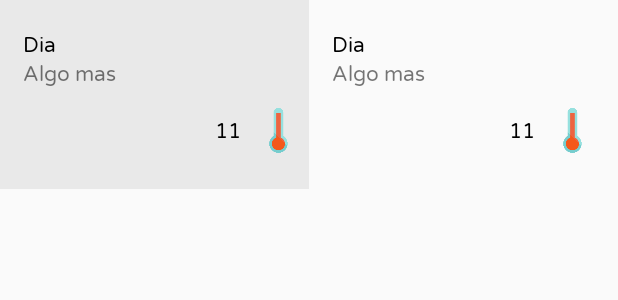
After one commit to JamesJose7/DataVisualizerTester, an Android app: the layout more_info_temp_compare_list_item.xml on its own in the app's theme, with its tools: preview values and no code run, on a phone screen of 412 x 824 dp. The commit adds this screen. Shown: the top 300 px of the screen. Run offline under Robolectric (Android 15) with nearby library versions, the phone set to English and light mode, and no system bars.

Commit message:
Added recycler view for more info on day comparisson graph

```diff
--- /dev/null
+++ b/app/src/main/res/layout/more_info_temp_compare_list_item.xml
@@ -0,0 +1,153 @@
+<?xml version="1.0" encoding="utf-8"?>
+<LinearLayout
+    xmlns:android="http://schemas.android.com/apk/res/android"
+    android:layout_width="match_parent"
+    android:layout_height="wrap_content"
+    android:orientation="horizontal"
+    android:weightSum="2">
+
+    <RelativeLayout
+        android:id="@+id/day1_container"
+        android:layout_width="match_parent"
+        android:layout_height="wrap_content"
+        android:orientation="horizontal"
+        android:layout_weight="1"
+        android:background="#55c5c5c5"
+        android:paddingTop="20dp"
+        android:paddingBottom="20dp"
+        android:paddingStart="15dp"
+        android:paddingEnd="5dp">
+
+        <LinearLayout
+            android:id="@+id/day1_description_container"
+            android:layout_width="match_parent"
+            android:layout_height="wrap_content"
+            android:orientation="vertical"
+            android:layout_marginBottom="9dp">
+
+            <TextView
+                android:id="@+id/temp_item_main_description"
+                android:layout_width="wrap_content"
+                android:layout_height="wrap_content"
+                android:textColor="#000"
+                android:text="Dia"/>
+
+            <TextView
+                android:id="@+id/temp_item_secondary_description"
+                android:layout_width="wrap_content"
+                android:layout_height="wrap_content"
+                android:text="Algo mas"/>
+
+
+        </LinearLayout>
+
+        <LinearLayout
+            android:layout_below="@id/day1_description_container"
+            android:layout_width="match_parent"
+            android:layout_height="wrap_content"
+            android:orientation="horizontal">
+
+            <LinearLayout
+                android:layout_width="wrap_content"
+                android:layout_height="wrap_content"
+                android:orientation="vertical"
+                android:layout_weight="99"
+                android:gravity="end">
+
+                <TextView
+                    android:id="@+id/temp_item_first_value"
+                    android:layout_width="wrap_content"
+                    android:layout_height="wrap_content"
+                    android:textColor="#000"
+                    android:paddingTop="9dp"
+                    android:paddingBottom="9dp"
+                    android:paddingEnd="10dp"
+                    android:text="11"/>
+
+            </LinearLayout>
+
+            <ImageView
+                android:id="@+id/temp_item_image"
+                android:layout_width="30dp"
+                android:layout_height="match_parent"
+                android:src="@drawable/thermometer"/>
+
+        </LinearLayout>
+
+
+
+    </RelativeLayout>
+
+    <RelativeLayout
+        android:id="@+id/day2_container"
+        android:layout_width="match_parent"
+        android:layout_height="wrap_content"
+        android:orientation="horizontal"
+        android:layout_weight="1"
+        android:paddingTop="20dp"
+        android:paddingBottom="20dp"
+        android:paddingStart="15dp"
+        android:paddingEnd="15dp">
+
+        <LinearLayout
+            android:id="@+id/day2_description_container"
+            android:layout_width="match_parent"
+            android:layout_height="wrap_content"
+            android:orientation="vertical"
+            android:layout_marginBottom="9dp">
+
+            <TextView
+                android:id="@+id/temp_item_main_description2"
+                android:layout_width="wrap_content"
+                android:layout_height="wrap_content"
+                android:textColor="#000"
+                android:text="Dia"/>
+
+            <TextView
+                android:id="@+id/temp_item_secondary_description2"
+                android:layout_width="wrap_content"
+                android:layout_height="wrap_content"
+                android:text="Algo mas"/>
+
+
+        </LinearLayout>
+
+        <LinearLayout
+            android:layout_below="@id/day2_description_container"
+            android:layout_width="match_parent"
+            android:layout_height="wrap_content"
+            android:orientation="horizontal">
+
+            <LinearLayout
+                android:layout_width="wrap_content"
+                android:layout_height="wrap_content"
+                android:orientation="vertical"
+                android:layout_weight="99"
+                android:gravity="end">
+
+                <TextView
+                    android:id="@+id/temp_item_first_value2"
+                    android:layout_width="wrap_content"
+                    android:layout_height="wrap_content"
+                    android:textColor="#000"
+                    android:paddingTop="9dp"
+                    android:paddingBottom="9dp"
+                    android:paddingEnd="10dp"
+                    android:text="11"/>
+
+
+            </LinearLayout>
+
+            <ImageView
+                android:id="@+id/temp_item_image2"
+                android:layout_width="30dp"
+                android:layout_height="match_parent"
+                android:src="@drawable/thermometer"/>
+
+        </LinearLayout>
+
+    </RelativeLayout>
+
+
+
+</LinearLayout>
```
Also changed, not shown: app/src/main/java/com/jeeps/datavisualizer/DisplaySensorData.java (+23 -0 lines), app/src/main/java/com/jeeps/datavisualizer/adapters/MoreInfoTempCompareListAdapter.java (added, +136 -0 lines), app/src/main/res/layout/content_display_sensor_data.xml (+8 -0 lines).
